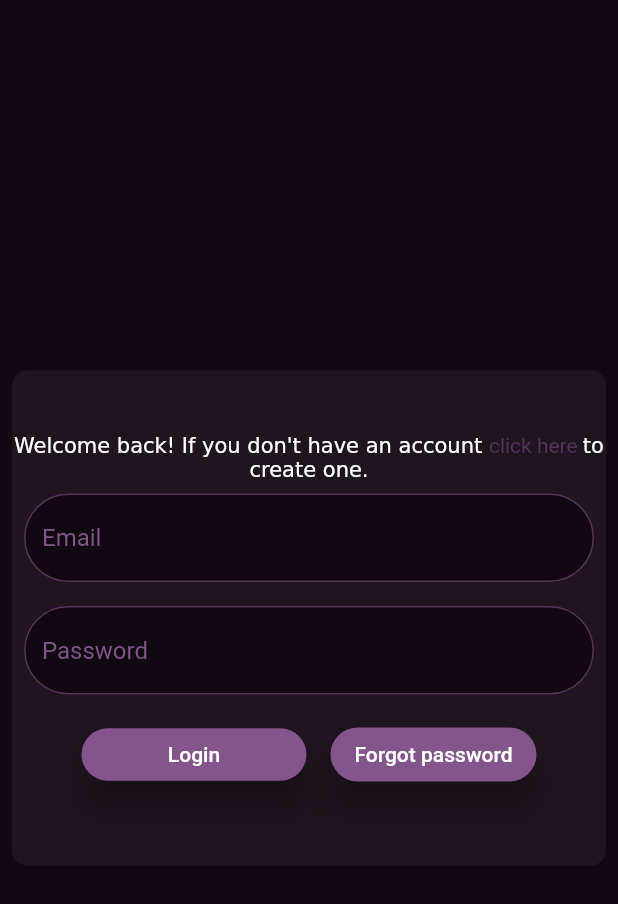
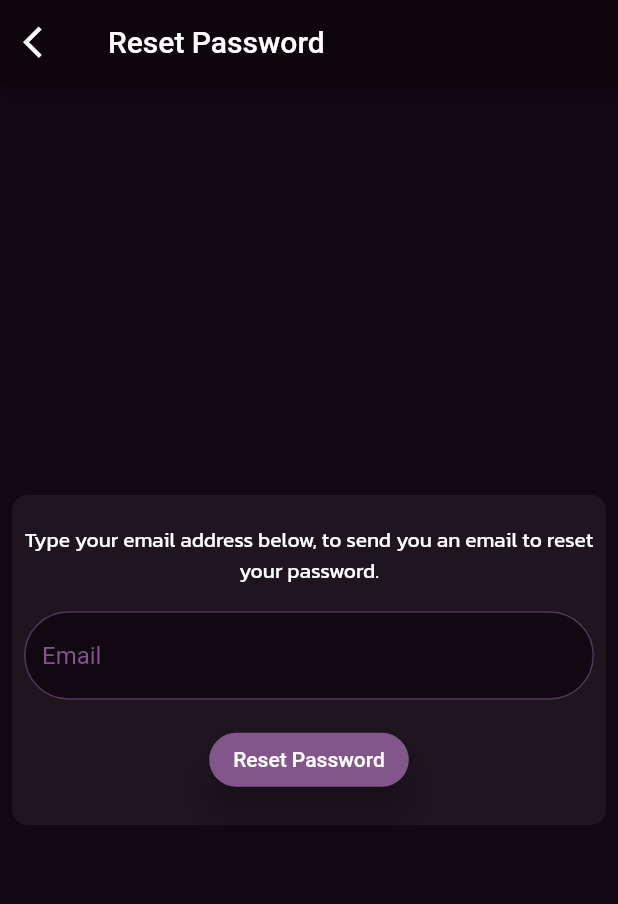
Before and after one commit to maghrabyy/PocketMechnicApp, a Flutter app: the LoginPage widget shown alone on an empty page, opened directly, after a tap on "Forgot password", on a phone screen of 412 x 824 dp. Shown: the top 904 px of the screen. Run offline on Flutter 3.47's test engine with Material 2 defaults, Android fonts, the phone set to English and light mode, and no system bars; drawn by our look-alikes of loading_overlay; our stand-ins replace firebase_auth, firebase_core, flutter_spinkit, font_awesome_flutter, geolocator, google_fonts and 1 more; accounts and stored records are empty.

Commit message:
Reset password

```diff
--- /dev/null
+++ b/lib/Pages/UnloggedIn Pages/resetpassword.dart
@@ -0,0 +1,87 @@
+import 'package:firebase_auth/firebase_auth.dart';
+import 'package:flutter/material.dart';
+import 'package:flutter_course/Components/inputs.dart';
+import 'package:flutter_course/Components/rounded_container.dart';
+import 'package:flutter_course/Components/snackbar.dart';
+import 'package:flutter_course/style.dart';
+import 'package:loading_overlay/loading_overlay.dart';
+
+class ResetPassword extends StatefulWidget {
+  static const String id = 'ResetPasswordPage';
+  const ResetPassword({Key? key}) : super(key: key);
+
+  @override
+  State<ResetPassword> createState() => _ResetPasswordState();
+}
+
+class _ResetPasswordState extends State<ResetPassword> {
+  TextEditingController email = TextEditingController();
+  bool _isLoading = false;
+  final _auth = FirebaseAuth.instance;
+  @override
+  Widget build(BuildContext context) {
+    return LoadingOverlay(
+      progressIndicator: const CircularProgressIndicator(
+        color: fifthLayerColor,
+      ),
+      isLoading: _isLoading,
+      color: fourthLayerColor,
+      opacity: 0.2,
+      child: Center(
+        child: RoundedContainer(
+          boxColor: thirdLayerColor,
+          cHeight: 220,
+          boxChild: Column(
+            mainAxisAlignment: MainAxisAlignment.center,
+            children: [
+              const Padding(
+                padding: EdgeInsets.all(8.0),
+                child: Text(
+                  'Type your email address below, to send you an email to reset your password.',
+                  textAlign: TextAlign.center,
+                ),
+              ),
+              Padding(
+                padding: const EdgeInsets.all(8.0),
+                child: EmailInput(inputController: email),
+              ),
+              Padding(
+                padding: const EdgeInsets.all(8.0),
+                child: ElevatedButton(
+                  onPressed: () async {
+                    if (email.text.isNotEmpty) {
+                      setState(() {
+                        _isLoading = true;
+                      });
+                      try {
+                        await _auth.sendPasswordResetEmail(email: email.text);
+                        setState(() {
+                          _isLoading = false;
+                        });
+                        displaySnackbar(
+                            context,
+                            'a reset password email sent to you.',
+                            fifthLayerColor);
+                      } catch (e) {
+                        displaySnackbar(context, '$e', fifthLayerColor);
+                        setState(() {
+                          _isLoading = false;
+                        });
+                      }
+                    } else {
+                      displaySnackbar(
+                          context,
+                          'You can\'t leave this field empty!',
+                          fifthLayerColor);
+                    }
+                  },
+                  child: const Text('Reset Password'),
+                ),
+              )
+            ],
+          ),
+        ),
+      ),
+    );
+  }
+}
--- a/lib/pagedrawer.dart
+++ b/lib/pagedrawer.dart
@@ -64,7 +64,6 @@
       ),
       onTap: () {
         _auth.signOut();
-        loggedIn = false;
         Navigator.pushNamedAndRemoveUntil(
             context, InitialPage.id, (route) => false);
       },
```
Also changed, not shown: lib/Pages/UnloggedIn Pages/loginpage.dart (+8 -8 lines), lib/Pages/UnloggedIn Pages/registerpage.dart (+4 -7 lines), lib/main.dart (+8 -5 lines).
